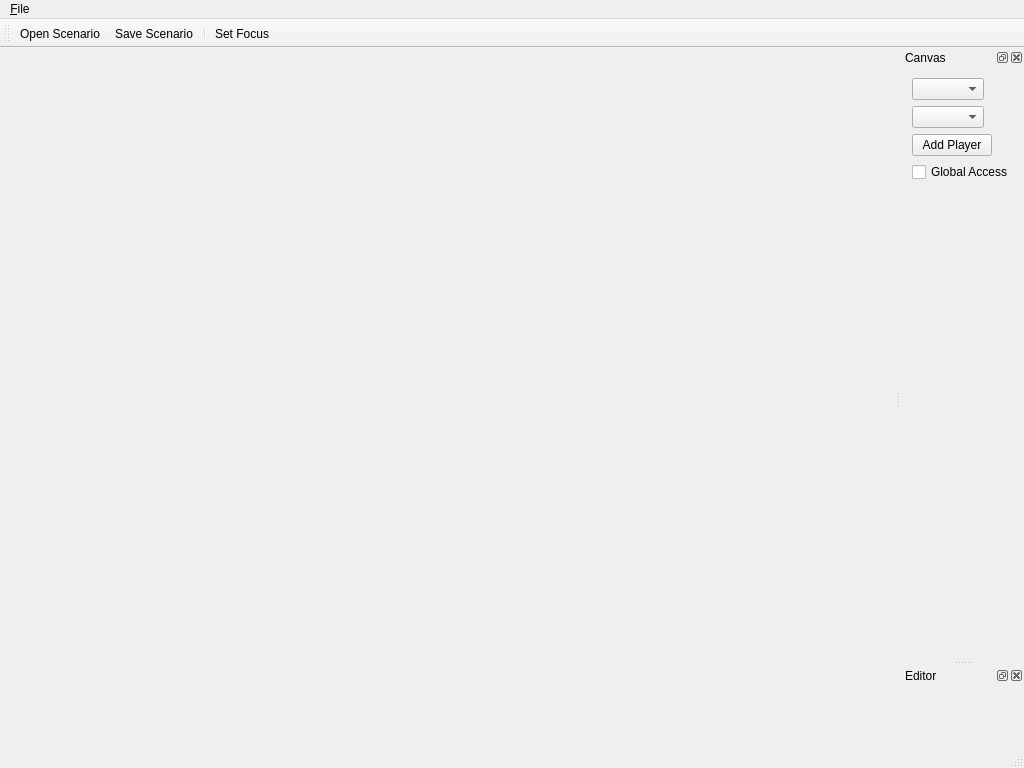
Old version of the form mainwindow.ui in the repository vos/planetattack.
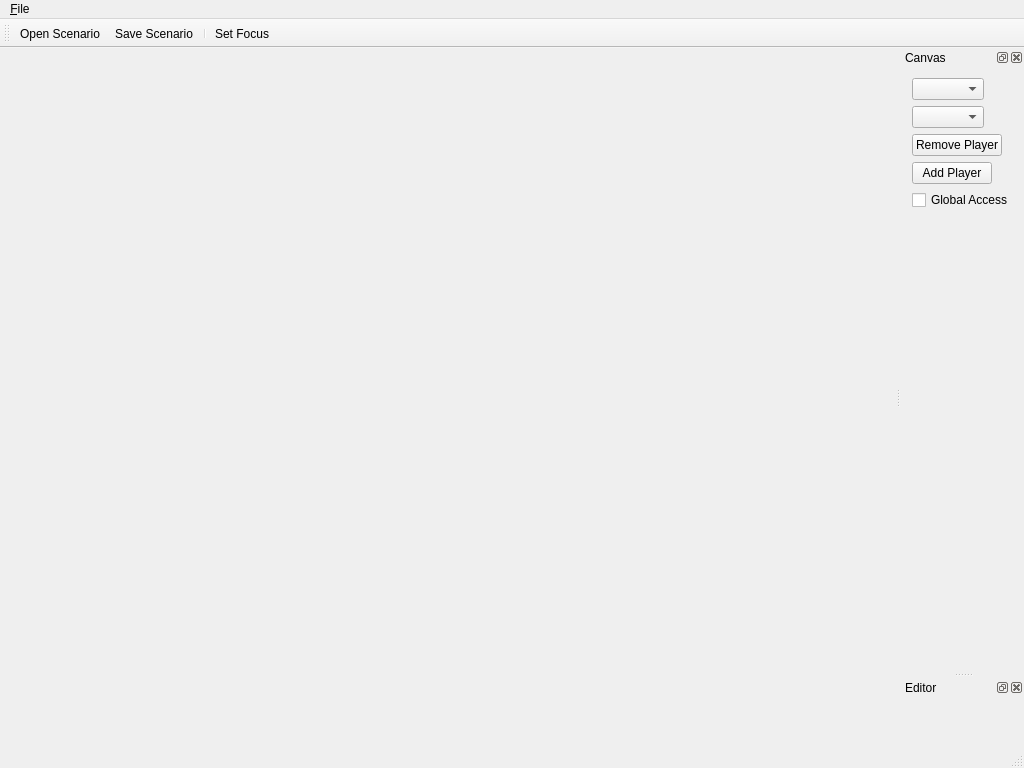
New version of the form.

Commit message: open and save scenario files remove player

Patch:
```diff
--- a/mainwindow.ui
+++ b/mainwindow.ui
@@ -54,26 +54,36 @@
    </attribute>
    <widget class="QWidget" name="canvasWidget">
     <layout class="QFormLayout" name="formLayout">
+     <property name="fieldGrowthPolicy">
+      <enum>QFormLayout::AllNonFixedFieldsGrow</enum>
+     </property>
      <item row="0" column="0">
       <widget class="QComboBox" name="modeComboBox"/>
      </item>
      <item row="1" column="0">
       <widget class="QComboBox" name="playerComboBox"/>
      </item>
-     <item row="2" column="0">
+     <item row="3" column="0">
       <widget class="QPushButton" name="addPlayerButton">
        <property name="text">
         <string>Add Player</string>
        </property>
       </widget>
      </item>
-     <item row="3" column="0">
+     <item row="4" column="0">
       <widget class="QCheckBox" name="globalAccessCheckBox">
        <property name="text">
         <string>Global Access</string>
        </property>
       </widget>
      </item>
+     <item row="2" column="0">
+      <widget class="QPushButton" name="removePlayerButton">
+       <property name="text">
+        <string>Remove Player</string>
+       </property>
+      </widget>
+     </item>
     </layout>
    </widget>
   </widget>
```
Left out of the diff: 6 changed lines with no effect on the pictures. The commit also changes 6 other files.
